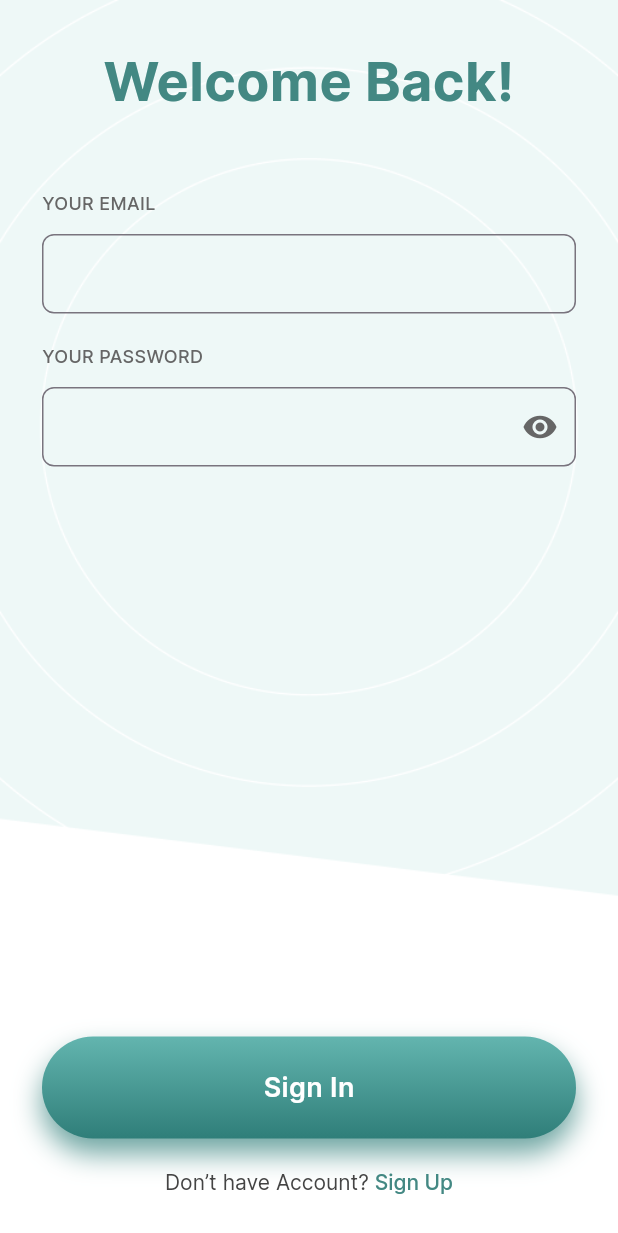
After one commit to paulosabra/finance-app, a Flutter app: the SignInPage screen opened directly, on a phone screen of 412 x 824 dp. The commit adds this screen. Shown: the top 1233 px of the screen. Run offline on Flutter 3.47's test engine with Material 3 defaults, Android fonts, the phone set to English and light mode, and no system bars; drawn by our look-alikes of auto_size_text.

Commit message:
feat: create SignInPage

```diff
--- /dev/null
+++ b/lib/src/features/sign_in/sign_in_page.dart
@@ -0,0 +1,163 @@
+import 'package:auto_size_text/auto_size_text.dart';
+import 'package:flutter/gestures.dart';
+import 'package:flutter/material.dart';
+import 'package:mono/src/components/button_primary.dart';
+import 'package:mono/src/components/error_dialog.dart';
+import 'package:mono/src/components/loader.dart';
+import 'package:mono/src/components/password_input.dart';
+import 'package:mono/src/components/text_input.dart';
+import 'package:mono/src/constants/color.dart';
+import 'package:mono/src/constants/image.dart';
+import 'package:mono/src/constants/routes.dart';
+import 'package:mono/src/constants/size.dart';
+import 'package:mono/src/constants/typography.dart';
+import 'package:mono/src/features/sign_in/sign_in_controller.dart';
+import 'package:mono/src/features/sign_in/sign_in_state.dart';
+import 'package:mono/src/services/auth/auth_service_mock.dart';
+import 'package:mono/src/utils/validator.dart';
+
+class SignInPage extends StatefulWidget {
+  const SignInPage({super.key});
+
+  @override
+  State<SignInPage> createState() => _SignInPageState();
+}
+
+class _SignInPageState extends State<SignInPage> {
+  final _controller = SignInController(
+    service: AuthServiceMock(),
+  );
+
+  final GlobalKey<FormState> _formKey = GlobalKey();
+
+  final _emailController = TextEditingController();
+  final _passwordController = TextEditingController();
+
+  @override
+  void dispose() {
+    super.dispose();
+
+    _emailController.dispose();
+    _passwordController.dispose();
+  }
+
+  @override
+  void initState() {
+    super.initState();
+    _controller.addListener(() {
+      if (_controller.state is SignInLoadingState) {
+        showLoader(context);
+      }
+
+      if (_controller.state is SignInErrorState) {
+        Navigator.pop(context);
+        showErrorDialog(context);
+      }
+
+      if (_controller.state is SignInSuccessState) {
+        Navigator.pop(context);
+        Navigator.push(
+          context,
+          MaterialPageRoute(
+            builder: (context) {
+              return const Scaffold(
+                body: Center(
+                  child: Text('SUCCESS'),
+                ),
+              );
+            },
+          ),
+        );
+      }
+    });
+  }
+
+  @override
+  Widget build(BuildContext context) {
+    return Scaffold(
+      backgroundColor: AppColor.kWhite,
+      body: SafeArea(
+        child: Stack(
+          children: [
+            Image.asset(
+              AppImage.kBackground,
+              alignment: Alignment.topCenter,
+            ),
+            Container(
+              alignment: Alignment.center,
+              padding: const EdgeInsets.all(AppSize.s28),
+              child: Column(
+                children: [
+                  AutoSizeText(
+                    'Welcome Back!',
+                    maxFontSize: AppSize.s36,
+                    minFontSize: AppSize.s24,
+                    style: AppTypography.kDisplay.copyWith(
+                      color: AppColor.kPrimary,
+                    ),
+                    textAlign: TextAlign.center,
+                  ),
+                  const SizedBox(height: AppSize.s48),
+                  Form(
+                    key: _formKey,
+                    child: Column(
+                      children: [
+                        CustomTextInput(
+                          labelText: 'Your Email',
+                          editingController: _emailController,
+                          inputType: TextInputType.emailAddress,
+                          validator: Validator.validateEmail,
+                        ),
+                        const SizedBox(height: AppSize.s20),
+                        CustomPasswordInput(
+                          labelText: 'Your Password',
+                          editingController: _passwordController,
+                        ),
+                      ],
+                    ),
+                  ),
+                  const Spacer(),
+                  CustomButtonPrimary(
+                    text: 'Sign In',
+                    onPressed: () {
+                      final isValid = _formKey.currentState?.validate();
+                      if (isValid != null && isValid) {
+                        _controller.signIn(
+                          email: _emailController.text,
+                          password: _passwordController.text,
+                        );
+                      }
+                    },
+                  ),
+                  const SizedBox(height: AppSize.s20),
+                  RichText(
+                    text: TextSpan(
+                      text: 'Don’t have Account? ',
+                      style: AppTypography.kBody,
+                      children: [
+                        TextSpan(
+                          text: 'Sign Up',
+                          recognizer: TapGestureRecognizer()
+                            ..onTap = () {
+                              Navigator.pushNamed(
+                                context,
+                                AppRoutes.signup,
+                              );
+                            },
+                          style: AppTypography.kLink.copyWith(
+                            color: AppColor.kPrimary,
+                          ),
+                        ),
+                      ],
+                    ),
+                  ),
+                ],
+              ),
+            ),
+          ],
+        ),
+      ),
+      resizeToAvoidBottomInset: false,
+    );
+  }
+}
```
Also changed, not shown: lib/src/features/onboarding/onboarding_page.dart (+8 -2 lines), lib/src/features/sign_up/sign_up_page.dart (+8 -1 lines), 1 other file.
